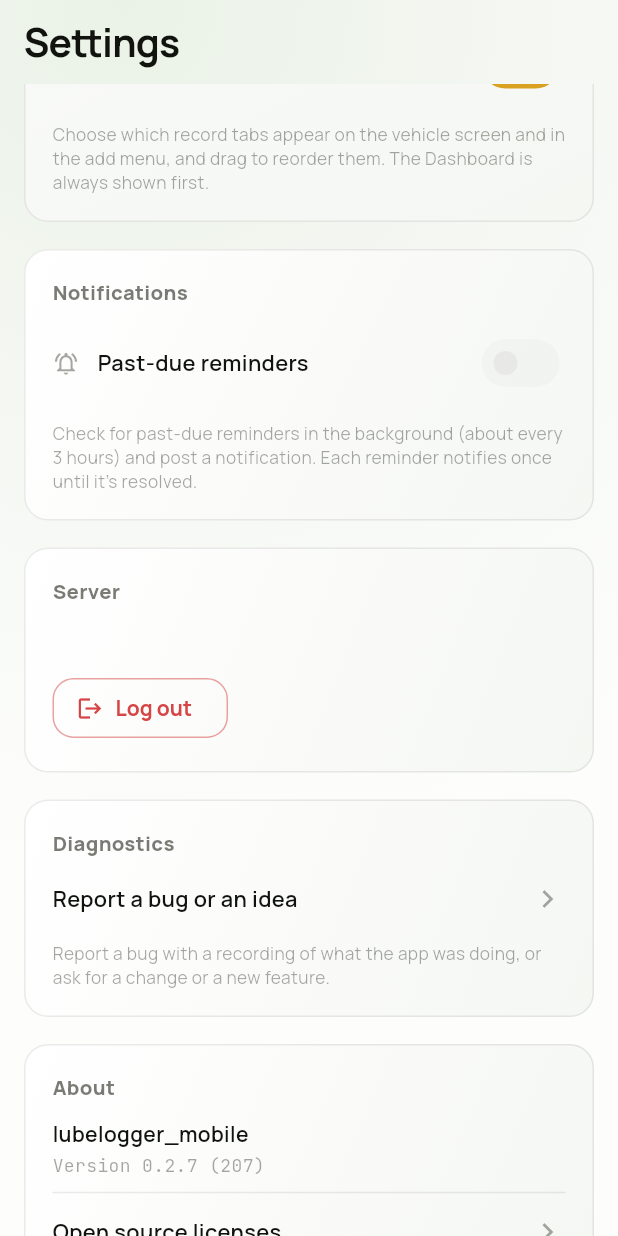
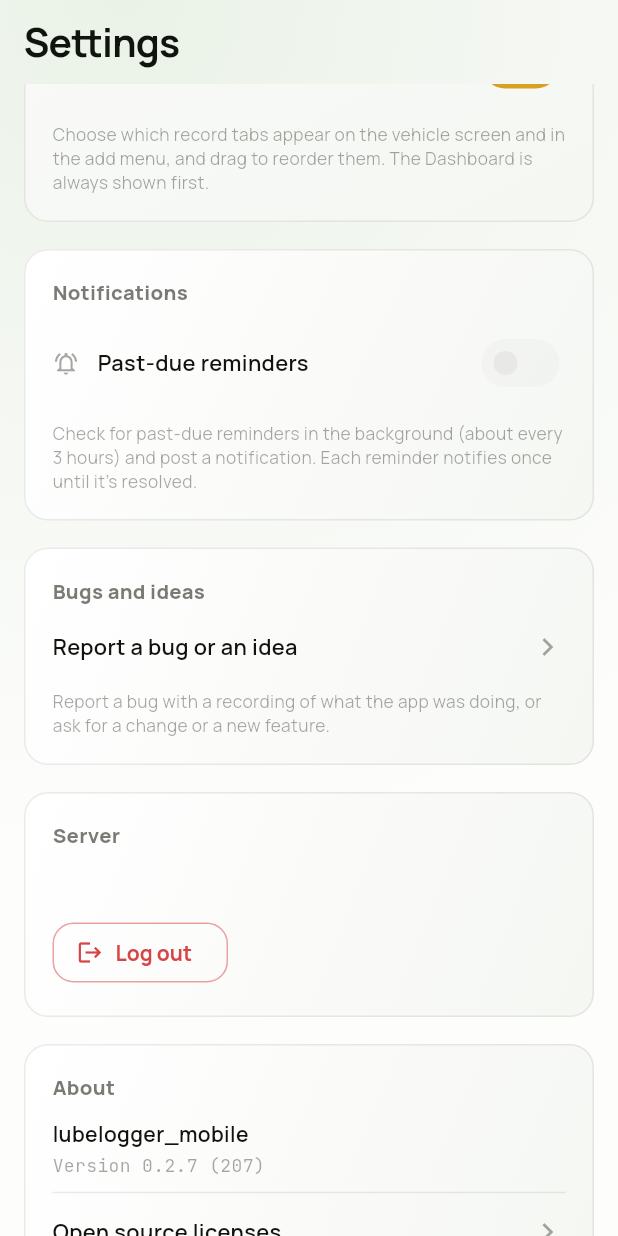
Before and after one commit to DoYouHost/lubelogger-mobile, a Flutter app: the SettingsScreen screen opened by its route, scrolled down 1152 dp, on a phone screen of 412 x 824 dp. Run offline on Flutter 3.47's test engine with Material 3 defaults, Android fonts, the phone set to English and light mode, and no system bars; our stand-ins replace device_info_plus, dio, file_picker, fl_chart, flutter_local_notifications, flutter_riverpod and 6 more; missing offline and left inert: quick_actions, workmanager; accounts and stored records are empty.

Commit message:
feat(bug-report): reach reporting from the garage, not the end of settings

```diff
--- a/lib/features/settings/settings_screen.dart
+++ b/lib/features/settings/settings_screen.dart
@@ -174,6 +174,18 @@ class SettingsScreen extends ConsumerWidget {
               ),
               const SizedBox(height: 18),
               _Section(
+                id: 'diagnostics',
+                title: l10n.settingsDiagnostics,
+                footnote: l10n.settingsDiagnosticsNote,
+                children: [
+                  _LinkRow(
+                    label: l10n.bugReportTitle,
+                    onTap: () => context.push(bugReportRoute),
+                  ),
+                ],
+              ),
+              const SizedBox(height: 18),
+              _Section(
                 id: 'server',
                 title: l10n.settingsServer,
                 children: [
@@ -236,18 +248,6 @@ class SettingsScreen extends ConsumerWidget {
                     onPressed: () =>
                         ref.read(serverProfileProvider.notifier).clear(),
                   ).tagged('settings.logout'),
-                ],
-              ),
-              const SizedBox(height: 18),
-              _Section(
-                id: 'diagnostics',
-                title: l10n.settingsDiagnostics,
-                footnote: l10n.settingsDiagnosticsNote,
-                children: [
-                  _LinkRow(
-                    label: l10n.bugReportTitle,
-                    onTap: () => context.push(bugReportRoute),
-                  ),
                 ],
               ),
               const SizedBox(height: 18),
--- a/lib/l10n/app_en.arb
+++ b/lib/l10n/app_en.arb
@@ -336,7 +336,7 @@
     }
   },
 
-  "settingsDiagnostics": "Diagnostics",
+  "settingsDiagnostics": "Bugs and ideas",
   "settingsDiagnosticsNote": "Report a bug with a recording of what the app was doing, or ask for a change or a new feature.",
   "bugReportTitle": "Report a bug or an idea",
   "bugReportIntroHeader": "How it works",
--- a/lib/l10n/app_localizations.dart
+++ b/lib/l10n/app_localizations.dart
@@ -1331,7 +1331,7 @@ abstract class AppLocalizations {
   /// No description provided for @settingsDiagnostics.
   ///
   /// In en, this message translates to:
-  /// **'Diagnostics'**
+  /// **'Bugs and ideas'**
   String get settingsDiagnostics;
 
   /// No description provided for @settingsDiagnosticsNote.
--- a/lib/l10n/app_localizations_en.dart
+++ b/lib/l10n/app_localizations_en.dart
@@ -682,7 +682,7 @@ class AppLocalizationsEn extends AppLocalizations {
   }
 
   @override
-  String get settingsDiagnostics => 'Diagnostics';
+  String get settingsDiagnostics => 'Bugs and ideas';
 
   @override
   String get settingsDiagnosticsNote =>
--- a/lib/l10n/app_localizations_pl.dart
+++ b/lib/l10n/app_localizations_pl.dart
@@ -694,7 +694,7 @@ class AppLocalizationsPl extends AppLocalizations {
   }
 
   @override
-  String get settingsDiagnostics => 'Diagnostyka';
+  String get settingsDiagnostics => 'Błędy i pomysły';
 
   @override
   String get settingsDiagnosticsNote =>
--- a/lib/l10n/app_pl.arb
+++ b/lib/l10n/app_pl.arb
@@ -288,7 +288,7 @@
   "notifReminderTitle": "Przypomnienie po terminie",
   "notifReminderBody": "{vehicle}: {description}",
 
-  "settingsDiagnostics": "Diagnostyka",
+  "settingsDiagnostics": "Błędy i pomysły",
   "settingsDiagnosticsNote": "Zgłoś błąd wraz z nagraniem tego, co robiła aplikacja, albo poproś o zmianę lub nową funkcję.",
   "bugReportTitle": "Zgłoś błąd lub pomysł",
   "bugReportIntroHeader": "Jak to działa",
```
Also changed, not shown: lib/features/garage/garage_screen.dart (+16 -0 lines), 1 other file.
